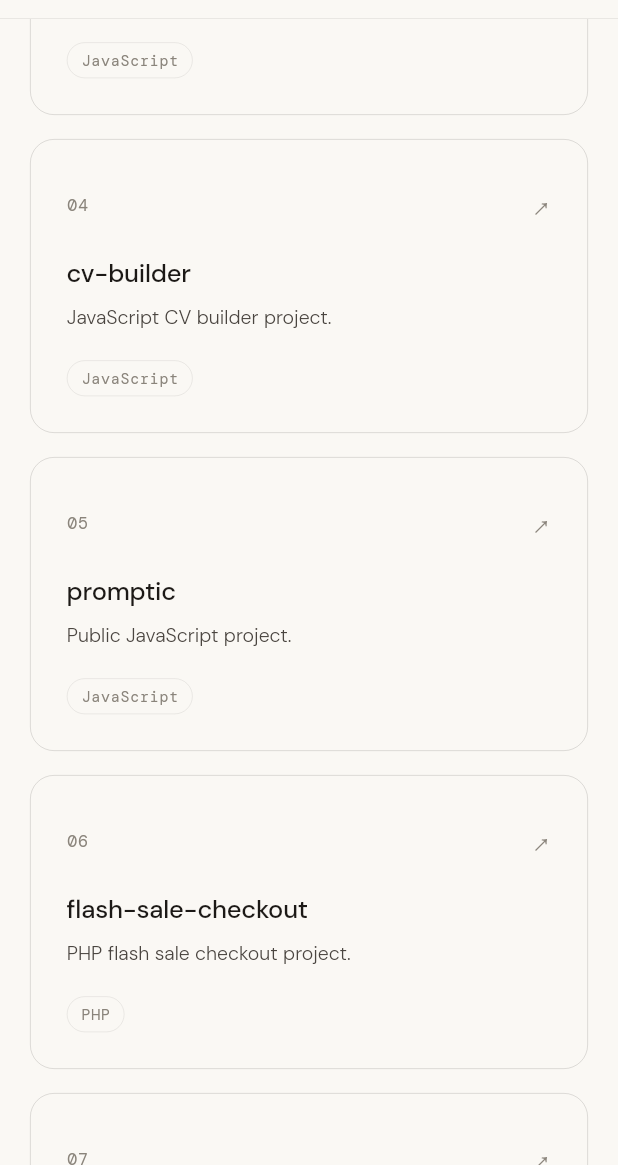
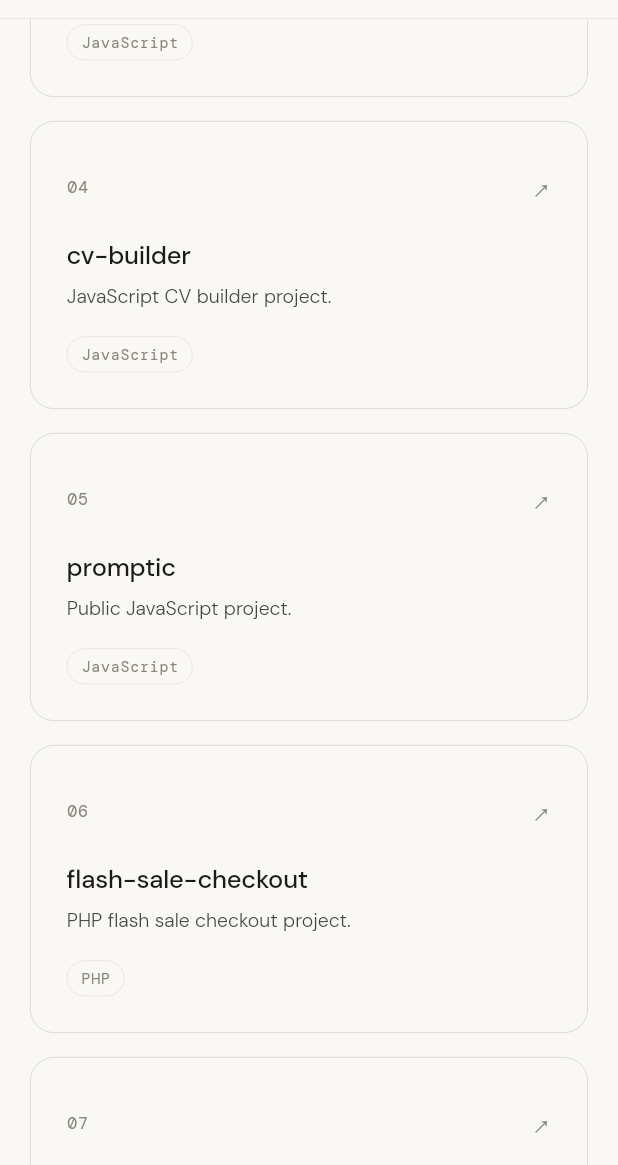
Before and after one commit to AliAshrafAnwaar/ali_portfolio, a Flutter app: the screen it shows after launch, scrolled down 2880 dp, on a phone screen of 412 x 824 dp, the part 71-1236 px from its top. Run offline on Flutter 3.47's test engine with Material 3 defaults, Android fonts, the phone set to English and light mode, and no system bars; our stand-ins replace dartz, dio, equatable, flutter_animate, flutter_bloc, get_it and 4 more.

Commit message:
Minor overflows and Spacing fixes

```diff
--- a/lib/features/projects/view/projects_section.dart
+++ b/lib/features/projects/view/projects_section.dart
@@ -68,9 +68,8 @@ class _Grid extends StatelessWidget {
           children: [
             for (var i = 0; i < children.length; i += 2) ...[
               if (i > 0) const SizedBox(height: spacing),
-              IntrinsicHeight(
-                child: Row(
-                  crossAxisAlignment: CrossAxisAlignment.stretch,
+              Row(
+                crossAxisAlignment: CrossAxisAlignment.start,
                 children: [
                   SizedBox(width: cardWidth, child: children[i]),
                   const SizedBox(width: spacing),
@@ -79,7 +78,6 @@ class _Grid extends StatelessWidget {
                   else
                     SizedBox(width: cardWidth),
                 ],
-                ),
               ),
             ],
           ],
--- a/lib/features/projects/view/widgets/project_card.dart
+++ b/lib/features/projects/view/widgets/project_card.dart
@@ -68,9 +68,23 @@ class _ProjectCardState extends State<ProjectCard> {
                 ],
               ),
               const SizedBox(height: AppSpacing.lg),
-              Text(widget.project.name, style: AppTextStyles.projectName),
+              Text(
+                widget.project.name,
+                style: AppTextStyles.projectName,
+                textHeightBehavior: const TextHeightBehavior(
+                  applyHeightToFirstAscent: false,
+                  applyHeightToLastDescent: false,
+                ),
+              ),
               const SizedBox(height: AppSpacing.xs),
-              Text(widget.project.description, style: AppTextStyles.projectDesc),
+              Text(
+                widget.project.description,
+                style: AppTextStyles.projectDesc,
+                textHeightBehavior: const TextHeightBehavior(
+                  applyHeightToFirstAscent: false,
+                  applyHeightToLastDescent: false,
+                ),
+              ),
               const SizedBox(height: AppSpacing.lg),
               Wrap(
                 spacing: 5,
```
Lines whose indentation alone changed are shown as unchanged.
